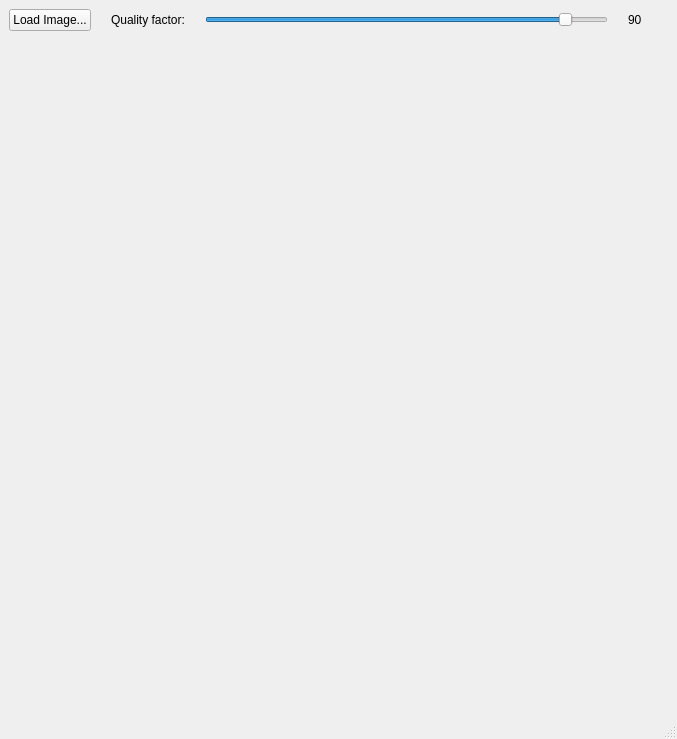
GhislottiGianluca/jpeg_Compression, file mainwindow.ui: the form before one commit.
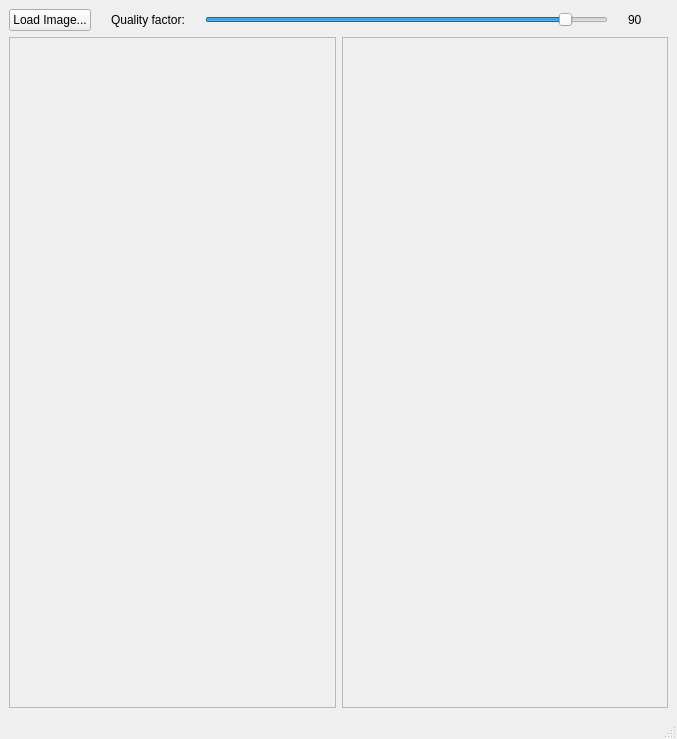
The form after the commit.

Commit message: Added scroll bars to images

```diff
--- a/mainwindow.ui
+++ b/mainwindow.ui
@@ -87,23 +87,27 @@
     <item>
      <layout class="QHBoxLayout" name="horizontalLayout_3">
       <item>
-       <widget class="QLabel" name="labelOriginal">
-        <property name="text">
-         <string/>
+       <widget class="QScrollArea" name="scrollOriginal">
+        <property name="widgetResizable">
+         <bool>true</bool>
         </property>
        </widget>
       </item>
       <item>
-       <widget class="QLabel" name="labelCompressed">
-        <property name="sizePolicy">
-         <sizepolicy hsizetype="Minimum" vsizetype="MinimumExpanding">
-          <horstretch>0</horstretch>
-          <verstretch>0</verstretch>
-         </sizepolicy>
+       <widget class="QScrollArea" name="scrollArea_2">
+        <property name="widgetResizable">
+         <bool>true</bool>
         </property>
-        <property name="text">
-         <string/>
-        </property>
+        <widget class="QWidget" name="scrollCompressed">
+         <property name="geometry">
+          <rect>
+           <x>0</x>
+           <y>0</y>
+           <width>318</width>
+           <height>611</height>
+          </rect>
+         </property>
+        </widget>
        </widget>
       </item>
      </layout>
```
Left out of the diff: 10 changed lines with no effect on the pictures. The commit also changes 2 other files.
